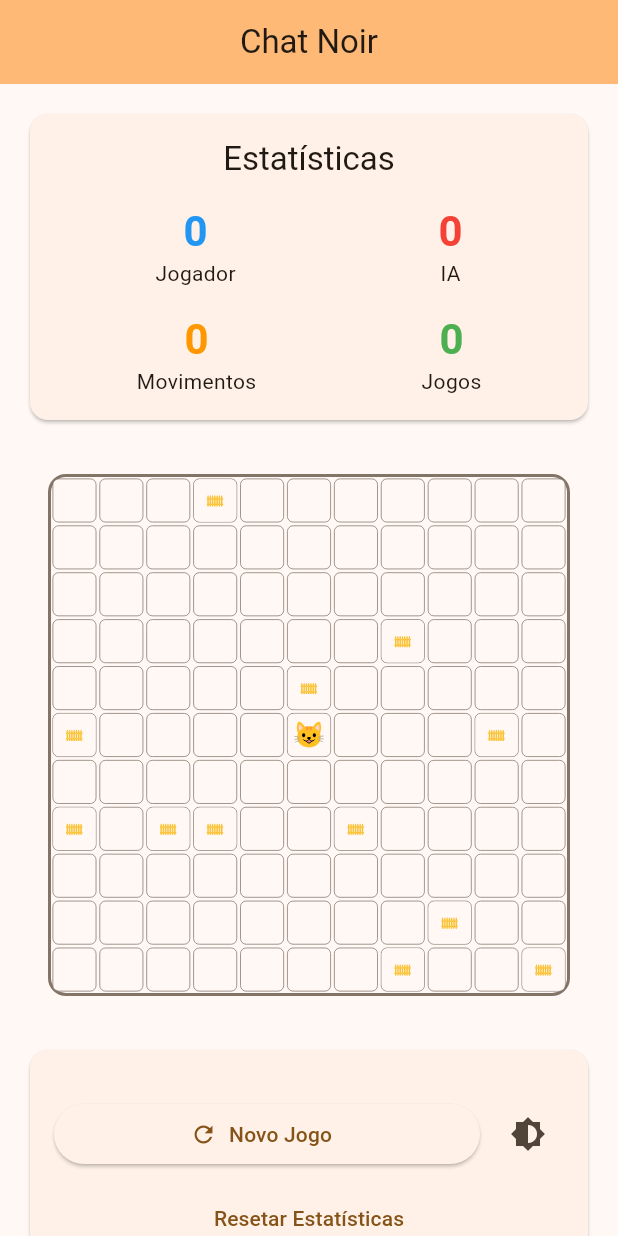
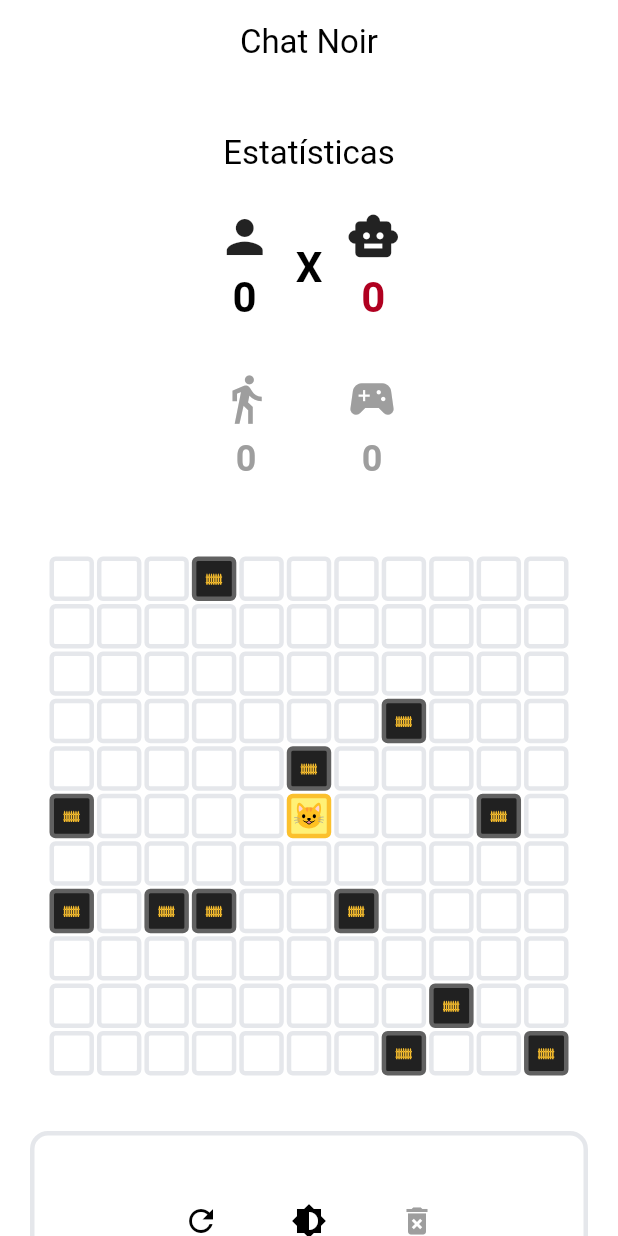
Before and after one commit to guilhermexL/chat-noir2.0, a Flutter app: the screen it shows after launch, on a phone screen of 412 x 824 dp. Run offline on Flutter 3.47's test engine with Material 3 defaults, Android fonts, the phone set to English and light mode, and no system bars; our stand-ins replace flutter_svg, shared_preferences.

Commit message:
refactor: update theme and icons

```diff
--- a/lib/main.dart
+++ b/lib/main.dart
@@ -1,7 +1,5 @@
 import 'package:flutter/material.dart';
-import 'package:flutter/services.dart';
 import 'screens/game_screen.dart';
-import 'services/theme_service.dart';
 
 void main() {
   runApp(const ChatNoirApp());
@@ -19,11 +17,36 @@ class _ChatNoirAppState extends State<ChatNoirApp> {
 
   void _toggleTheme() {
     setState(() {
-      _themeMode = _themeMode == ThemeMode.light
-          ? ThemeMode.dark
-          : ThemeMode.light;
+      _themeMode =
+          _themeMode == ThemeMode.light ? ThemeMode.dark : ThemeMode.light;
     });
   }
+
+  static const lightColorScheme = ColorScheme(
+    brightness: Brightness.light,
+    primary: Colors.black,
+    onPrimary: Colors.white,
+    secondary: Colors.grey,
+    onSecondary: Colors.black,
+    error: Color(0xFFB00020),
+    onError: Colors.white,
+    surface: Colors.white,
+    onSurface: Colors.black,
+    outline: Color(0xFFE5E7EB),
+  );
+
+  static const darkColorScheme = ColorScheme(
+    brightness: Brightness.dark,
+    primary: Colors.white,
+    onPrimary: Colors.black,
+    secondary: Colors.grey,
+    onSecondary: Colors.white,
+    error: Color(0xFFCF6679),
+    onError: Colors.black,
+    surface: Color(0xFF121212),
+    onSurface: Colors.white,
+    outline: Colors.grey,
+  );
 
   @override
   Widget build(BuildContext context) {
@@ -32,18 +55,26 @@ class _ChatNoirAppState extends State<ChatNoirApp> {
       debugShowCheckedModeBanner: false,
       themeMode: _themeMode,
       theme: ThemeData(
-        colorScheme: ColorScheme.fromSeed(
-          seedColor: Colors.orange,
-          brightness: Brightness.light,
+        colorScheme: lightColorScheme,
+        useMaterial3: true,
+        scaffoldBackgroundColor: lightColorScheme.surface,
+        appBarTheme: AppBarTheme(
+          backgroundColor: lightColorScheme.surface,
+          foregroundColor: lightColorScheme.onSurface,
+          elevation: 0,
         ),
-        useMaterial3: true,
+        dividerColor: lightColorScheme.outline,
       ),
       darkTheme: ThemeData(
-        colorScheme: ColorScheme.fromSeed(
-          seedColor: Colors.orange,
-          brightness: Brightness.dark,
+        colorScheme: darkColorScheme,
+        useMaterial3: true,
+        scaffoldBackgroundColor: darkColorScheme.surface,
+        appBarTheme: AppBarTheme(
+          backgroundColor: darkColorScheme.surface,
+          foregroundColor: darkColorScheme.onSurface,
+          elevation: 0,
         ),
-        useMaterial3: true,
+        dividerColor: darkColorScheme.outline,
       ),
       home: GameScreen(onThemeToggle: _toggleTheme),
     );
--- a/lib/services/theme_service.dart
+++ b/lib/services/theme_service.dart
@@ -1,14 +1,19 @@
 import 'package:flutter/material.dart';
 
 class ThemeService {
-  static const Color primaryColor = Colors.orange;
-  static const Color catColor = Colors.black;
-  static const Color fenceColor = Colors.brown;
+  static Color get primaryColorLight => const Color(0xFF2563EB);
+  static Color get primaryColorDark => const Color(0xFF3B82F6);
+
+  static Color get catColorLight => const Color(0xFF111827);
+  static Color get catColorDark => const Color(0xFFF9FAFB);
+
+  static Color get fenceColorLight => const Color(0xFFD1D5DB);
+  static Color get fenceColorDark => const Color(0xFF4B5563);
 
   static Color getCellColor(BuildContext context, bool isSelected) {
     final theme = Theme.of(context);
     if (isSelected) {
-      return theme.colorScheme.primary.withOpacity(0.3);
+      return theme.colorScheme.primary;
     }
     return theme.colorScheme.surface;
   }
--- a/lib/widgets/game_board.dart
+++ b/lib/widgets/game_board.dart
@@ -1,7 +1,6 @@
 import 'package:flutter/material.dart';
 import '../models/position.dart';
 import '../models/game_state.dart';
-import '../services/theme_service.dart';
 import 'hex_cell.dart';
 
 class GameBoard extends StatelessWidget {
@@ -24,11 +23,7 @@ class GameBoard extends StatelessWidget {
         aspectRatio: 1,
         child: Container(
           decoration: BoxDecoration(
-            border: Border.all(
-              color: ThemeService.getBorderColor(context),
-              width: 2,
-            ),
-            borderRadius: BorderRadius.circular(12),
+            borderRadius: BorderRadius.circular(4),
           ),
           child: GridView.builder(
             physics: const NeverScrollableScrollPhysics(),
--- a/lib/widgets/game_controls.dart
+++ b/lib/widgets/game_controls.dart
@@ -17,7 +17,15 @@ class GameControls extends StatelessWidget {
 
   @override
   Widget build(BuildContext context) {
+    final colorScheme = Theme.of(context).colorScheme;
+
     return Card(
+      elevation: 0,
+      shadowColor: Colors.transparent,
+      shape: RoundedRectangleBorder(
+        side: BorderSide(color: colorScheme.outline, width: 3),
+        borderRadius: BorderRadius.circular(12),
+      ),
       child: Padding(
         padding: const EdgeInsets.all(16),
         child: Column(
@@ -26,7 +34,7 @@ class GameControls extends StatelessWidget {
               Container(
                 padding: const EdgeInsets.all(12),
                 decoration: BoxDecoration(
-                  color: _getStatusColor(gameStatus).withOpacity(0.1),
+                  color: _getStatusColor(context, gameStatus).withOpacity(0.20),
                   borderRadius: BorderRadius.circular(8),
                 ),
                 child: Row(
@@ -34,41 +42,57 @@ class GameControls extends StatelessWidget {
                   children: [
                     Icon(
                       _getStatusIcon(gameStatus),
-                      color: _getStatusColor(gameStatus),
+                      color: _getStatusColor(context, gameStatus),
                     ),
                     const SizedBox(width: 8),
                     Text(
                       _getStatusText(gameStatus),
                       style: Theme.of(context).textTheme.titleMedium?.copyWith(
-                        color: _getStatusColor(gameStatus),
-                        fontWeight: FontWeight.bold,
-                      ),
+                            color: _getStatusColor(context, gameStatus),
+                            fontWeight: FontWeight.bold,
+                          ),
                     ),
                   ],
                 ),
               ),
             const SizedBox(height: 16),
             Row(
+              mainAxisAlignment: MainAxisAlignment.center,
               children: [
-                Expanded(
-                  child: ElevatedButton.icon(
+                SizedBox(
+                  width: 56,
+                  height: 56,
+                  child: IconButton(
                     onPressed: onNewGame,
-                    icon: const Icon(Icons.refresh),
-                    label: const Text('Novo Jogo'),
+                    icon: Icon(Icons.refresh, color: colorScheme.primary),
+                    tooltip: 'Novo Jogo',
+                    splashRadius: 24,
                   ),
                 ),
-                const SizedBox(width: 8),
-                IconButton(
-                  onPressed: onThemeToggle,
-                  icon: const Icon(Icons.brightness_6),
-                  tooltip: 'Alternar Tema',
+                SizedBox(width: 16),
+                SizedBox(
+                  width: 56,
+                  height: 56,
+                  child: IconButton(
+                    onPressed: onThemeToggle,
+                    icon: Icon(Icons.brightness_6, color: colorScheme.primary),
+                    tooltip: 'Alternar Tema',
+                    splashRadius: 24,
+                  ),
+                ),
+                SizedBox(width: 16),
+                SizedBox(
+                  width: 56,
+                  height: 56,
+                  child: IconButton(
+                    onPressed: onResetStats,
+                    icon: Icon(Icons.delete_forever,
+                        color: colorScheme.secondary),
+                    tooltip: 'Resetar Estatísticas',
+                    splashRadius: 24,
+                  ),
                 ),
               ],
-            ),
-            const SizedBox(height: 8),
-            TextButton(
-              onPressed: onResetStats,
-              child: const Text('Resetar Estatísticas'),
             ),
           ],
         ),
@@ -76,14 +100,15 @@ class GameControls extends StatelessWidget {
     );
   }
 
-  Color _getStatusColor(GameStatus status) {
+  Color _getStatusColor(BuildContext context, GameStatus status) {
+    final colorScheme = Theme.of(context).colorScheme;
     switch (status) {
       case GameStatus.playerWin:
-        return Colors.green;
+        return Colors.green[600]!;
       case GameStatus.aiWin:
-        return Colors.red;
+        return colorScheme.error;
       case GameStatus.playing:
-        return Colors.blue;
+        return colorScheme.primary;
     }
   }
 
--- a/lib/widgets/game_stats.dart
+++ b/lib/widgets/game_stats.dart
@@ -16,8 +16,10 @@ class GameStats extends StatelessWidget {
 
   @override
   Widget build(BuildContext context) {
-    return Card(
-      child: Padding(
+    final colorScheme = Theme.of(context).colorScheme;
+
+    return Container(
+      color: Colors.transparent,
       padding: const EdgeInsets.all(16),
       child: Column(
         children: [
@@ -25,61 +27,92 @@ class GameStats extends StatelessWidget {
             'Estatísticas',
             style: Theme.of(context).textTheme.titleLarge,
           ),
-            const SizedBox(height: 16),
+          const SizedBox(height: 24),
           Row(
-              mainAxisAlignment: MainAxisAlignment.spaceAround,
+            mainAxisAlignment: MainAxisAlignment.center,
             children: [
-                _buildStatItem(
-                  context,
-                  'Jogador',
+              Column(
+                children: [
+                  const Icon(Icons.person, size: 36),
+                  const SizedBox(height: 4),
+                  Text(
                     playerScore.toString(),
-                  Colors.blue,
+                    style: Theme.of(context).textTheme.headlineMedium?.copyWith(
+                          color: colorScheme.primary,
+                          fontWeight: FontWeight.bold,
                         ),
-                _buildStatItem(
-                  context,
-                  'IA',
-                  aiScore.toString(),
-                  Colors.red,
                   ),
                 ],
               ),
-            const SizedBox(height: 16),
-            Row(
-              mainAxisAlignment: MainAxisAlignment.spaceAround,
+              const SizedBox(width: 16),
+              Text(
+                'X',
+                style: Theme.of(context).textTheme.headlineMedium?.copyWith(
+                      fontWeight: FontWeight.bold,
+                      color: colorScheme.onBackground,
+                    ),
+              ),
+              const SizedBox(width: 16),
+              Column(
                 children: [
-                _buildStatItem(
-                  context,
-                  'Movimentos',
-                  moves.toString(),
-                  Colors.orange,
+                  const Icon(Icons.smart_toy, size: 36),
+                  const SizedBox(height: 4),
+                  Text(
+                    aiScore.toString(),
+                    style: Theme.of(context).textTheme.headlineMedium?.copyWith(
+                          color: colorScheme.error,
+                          fontWeight: FontWeight.bold,
                         ),
-                _buildStatItem(
-                  context,
-                  'Jogos',
-                  gamesPlayed.toString(),
-                  Colors.green,
                   ),
                 ],
               ),
             ],
           ),
+          const SizedBox(height: 32),
+          Row(
+            mainAxisAlignment: MainAxisAlignment.center,
+            children: [
+              _iconStat(
+                context,
+                icon: const Icon(Icons.directions_walk),
+                value: moves.toString(),
+                color: colorScheme.secondary,
+              ),
+              const SizedBox(width: 48),
+              _iconStat(
+                context,
+                icon: const Icon(Icons.sports_esports),
+                value: gamesPlayed.toString(),
+                color: colorScheme.secondary,
+              ),
+            ],
+          ),
+        ],
       ),
     );
   }
 
-  Widget _buildStatItem(BuildContext context, String label, String value, Color color) {
+  Widget _iconStat(
+    BuildContext context, {
+    required Icon icon,
+    required String value,
+    required Color color,
+  }) {
+    final theme = Theme.of(context).textTheme;
     return Column(
       children: [
+        Icon(
+          icon.icon,
+          size: 36,
+          color: color,
+        ),
+        const SizedBox(height: 6),
         Text(
           value,
-          style: Theme.of(context).textTheme.headlineMedium?.copyWith(
+          style: theme.headlineSmall?.copyWith(
+            fontWeight: FontWeight.bold,
             color: color,
-            fontWeight: FontWeight.bold,
           ),
-        ),
-        Text(
-          label,
-          style: Theme.of(context).textTheme.bodyMedium,
         ),
       ],
     );
--- a/lib/widgets/hex_cell.dart
+++ b/lib/widgets/hex_cell.dart
@@ -55,8 +55,41 @@ class _HexCellState extends State<HexCell> with SingleTickerProviderStateMixin {
     widget.onTap();
   }
 
+  Color _getBackgroundColor() {
+    if (widget.isSelected) {
+      return ThemeService.getCellColor(context, true);
+    }
+
+    switch (widget.cellType) {
+      case CellType.cat:
+        return Colors.yellow.shade300;
+      case CellType.fence:
+        return Colors.grey.shade900;
+      case CellType.empty:
+        return ThemeService.getCellColor(context, false);
+    }
+  }
+
+  Color _getBorderColor() {
+    if (widget.isSelected) {
+      return ThemeService.getBorderColor(context);
+    }
+
+    switch (widget.cellType) {
+      case CellType.cat:
+        return Colors.yellow.shade700;
+      case CellType.fence:
+        return Colors.grey.shade700;
+      case CellType.empty:
+        return ThemeService.getBorderColor(context);
+    }
+  }
+
   @override
   Widget build(BuildContext context) {
+    final bgColor = _getBackgroundColor();
+    final borderColor = _getBorderColor();
+
     return AnimatedBuilder(
       animation: _scaleAnimation,
       builder: (context, child) {
@@ -67,10 +100,10 @@ class _HexCellState extends State<HexCell> with SingleTickerProviderStateMixin {
             child: Container(
               margin: const EdgeInsets.all(1),
               decoration: BoxDecoration(
-                color: ThemeService.getCellColor(context, widget.isSelected),
+                color: bgColor,
                 border: Border.all(
-                  color: ThemeService.getBorderColor(context),
-                  width: 0.5,
+                  color: borderColor,
+                  width: 3,
                 ),
                 borderRadius: BorderRadius.circular(4),
               ),
@@ -85,35 +118,21 @@ class _HexCellState extends State<HexCell> with SingleTickerProviderStateMixin {
   Widget _buildCellContent() {
     switch (widget.cellType) {
       case CellType.cat:
-        return Container(
-          decoration: BoxDecoration(
-            color: ThemeService.getCellColor(context, widget.isSelected),
-            borderRadius: BorderRadius.circular(4),
-          ),
-          child: Center(
+        return Center(
           child: SvgPicture.asset(
             'assets/images/cat.svg',
             width: 20,
             height: 20,
           ),
-          ),
         );
-
       case CellType.fence:
-        return Container(
-          decoration: BoxDecoration(
-            color: ThemeService.getCellColor(context, widget.isSelected),
-            borderRadius: BorderRadius.circular(4),
-          ),
-          child: Center(
+        return Center(
           child: SvgPicture.asset(
             'assets/images/fence.svg',
             width: 20,
             height: 20,
           ),
-          ),
         );
-
       case CellType.empty:
         return const SizedBox.shrink();
     }
```
Lines whose indentation alone changed are shown as unchanged.
